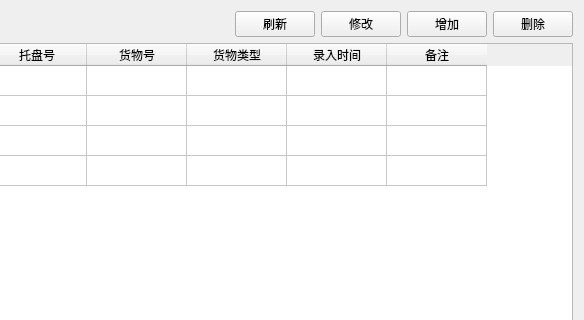
Qt form maintaindata.ui (kangwenyun/batch_acquisition_system_qt_before) before a commit; both pictures show x 136 to 720 and y 0 to 320 of the 720 by 425 pixel window.
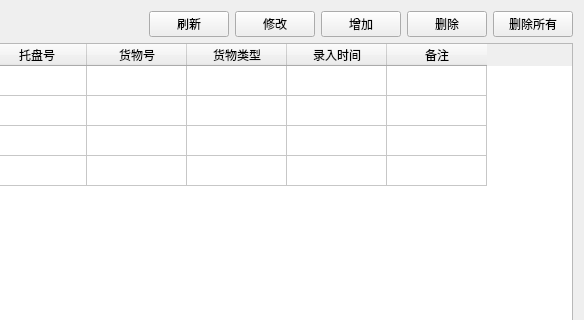
The same form after that commit.

Commit message: maintaindata deleteall

Diff of the .ui file:
```diff
--- a/maintaindata.ui
+++ b/maintaindata.ui
@@ -59,6 +59,13 @@
          </property>
         </widget>
        </item>
+       <item>
+        <widget class="QPushButton" name="data_deleteAll">
+         <property name="text">
+          <string>删除所有</string>
+         </property>
+        </widget>
+       </item>
       </layout>
      </item>
     </layout>
```
The commit also changes 3 other files.
